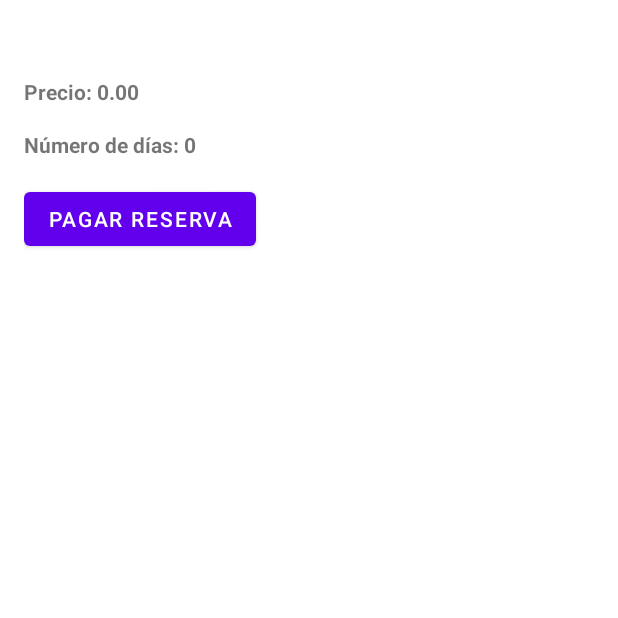
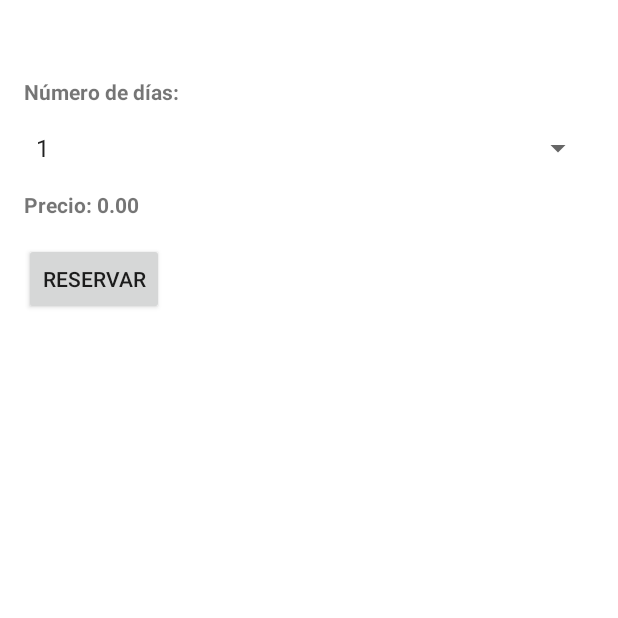
Before and after one commit to D1tor7/EasyCheck, an Android app: the RoomFragment screen opened directly, with no data from a screen before it, after a tap on "RESERVAR", on a phone screen of 412 x 824 dp, the top half of it. Run offline under Robolectric (Android 15) with nearby library versions, the phone set to English and light mode, and no system bars; our stand-ins replace Firebase (no records; nobody signed in at launch, a user with empty details on screens opened directly).

Commit message:
HU-02 (falta mejorar la UI)

```diff
--- a/app/src/main/java/com/example/easycheck/Controlador/AccountRecoveryActivity.kt
+++ b/app/src/main/java/com/example/easycheck/Controlador/Login/AccountRecoveryActivity.kt
@@ -1,4 +1,4 @@
-package com.example.easycheck.Controlador
+package com.example.easycheck.Controlador.Login
 
 import android.content.Intent
 import androidx.appcompat.app.AppCompatActivity
--- a/app/src/main/java/com/example/easycheck/Controlador/CheckEmailActivity.kt
+++ b/app/src/main/java/com/example/easycheck/Controlador/Login/CheckEmailActivity.kt
@@ -1,9 +1,10 @@
-package com.example.easycheck.Controlador
+package com.example.easycheck.Controlador.Login
 
 import android.content.Intent
 import androidx.appcompat.app.AppCompatActivity
 import android.os.Bundle
 import android.widget.Toast
+import com.example.easycheck.Controlador.MainActivity
 import com.example.easycheck.databinding.ActivityCheckEmailBinding
 import com.google.firebase.auth.FirebaseAuth
 import com.google.firebase.auth.ktx.auth
--- a/app/src/main/java/com/example/easycheck/Controlador/SignInActivity.kt
+++ b/app/src/main/java/com/example/easycheck/Controlador/Login/SignInActivity.kt
@@ -1,10 +1,11 @@
-package com.example.easycheck.Controlador
+package com.example.easycheck.Controlador.Login
 
 import android.content.Intent
 import androidx.appcompat.app.AppCompatActivity
 import android.os.Bundle
 import android.util.Log
 import android.widget.Toast
+import com.example.easycheck.Controlador.MainActivity
 import com.example.easycheck.databinding.ActivitySignInBinding
 import com.google.firebase.auth.FirebaseAuth
 import com.google.firebase.auth.ktx.auth
--- a/app/src/main/java/com/example/easycheck/Controlador/SignUpActivity.kt
+++ b/app/src/main/java/com/example/easycheck/Controlador/Login/SignUpActivity.kt
@@ -1,4 +1,4 @@
-package com.example.easycheck.Controlador
+package com.example.easycheck.Controlador.Login
 
 import android.content.ContentValues.TAG
 import android.content.Intent
@@ -7,6 +7,7 @@ import android.os.Bundle
 import android.util.Log
 import android.util.Patterns
 import android.widget.Toast
+import com.example.easycheck.Controlador.MainActivity
 import com.example.easycheck.databinding.ActivitySignUpBinding
 import com.google.firebase.auth.FirebaseAuth
 import com.google.firebase.auth.ktx.auth
--- a/app/src/main/java/com/example/easycheck/Controlador/ProfileActivity.kt
+++ b/app/src/main/java/com/example/easycheck/Controlador/ProfileActivity.kt
@@ -7,6 +7,7 @@ import android.os.Bundle
 import android.util.Log
 import android.widget.Toast
 import com.bumptech.glide.Glide
+import com.example.easycheck.Controlador.Login.SignInActivity
 import com.example.easycheck.R
 import com.example.easycheck.databinding.ActivityProfileBinding
 import com.google.firebase.auth.FirebaseAuth
--- a/app/src/main/java/com/example/easycheck/Controlador/ReservaActivity.kt
+++ b/app/src/main/java/com/example/easycheck/Controlador/ReservaActivity.kt
@@ -1,30 +1,26 @@
 package com.example.easycheck.Controlador
 
-import androidx.appcompat.app.AppCompatActivity
+import android.content.Intent
 import android.os.Bundle
-import android.widget.Button
-import android.widget.TextView
+import android.view.View
+import android.widget.*
+import androidx.appcompat.app.AlertDialog
+import androidx.fragment.app.FragmentActivity
 import com.example.easycheck.R
-import com.example.easycheck.Modelo.RoomAdapter
-import com.example.easycheck.Modelo.RoomData
 import com.google.firebase.firestore.FirebaseFirestore
-import java.text.ParseException
-import java.text.SimpleDateFormat
-import java.util.*
-import java.util.concurrent.TimeUnit
 
 
-class ReservaActivity : AppCompatActivity() {
-    private lateinit var habitacionesSeleccionadas: List<RoomData>
-    private lateinit var fechaIngreso: String
-    private lateinit var fechaSalida: String
-
+class ReservaActivity : FragmentActivity() {
+    private lateinit var habitacionesSeleccionadas: List<String>
     private lateinit var habitacionesTextView: TextView
     private lateinit var precioTextView: TextView
+    private lateinit var diasSpinner: Spinner
     private lateinit var diasTextView: TextView
-    private lateinit var pagarButton: Button
+    private lateinit var reservarButton: Button
 
-    private lateinit var roomAdapter: RoomAdapter
+    private var diasReserva: Int = 0
+
+    private val db: FirebaseFirestore = FirebaseFirestore.getInstance()
 
     override fun onCreate(savedInstanceState: Bundle?) {
         super.onCreate(savedInstanceState)
@@ -32,102 +28,120 @@ class ReservaActivity : AppCompatActivity() {
 
         habitacionesTextView = findViewById(R.id.habitaciones_textview)
         precioTextView = findViewById(R.id.precio_textview)
+        diasSpinner = findViewById(R.id.dias_reserva_spinner)
         diasTextView = findViewById(R.id.dias_textview)
-        pagarButton = findViewById(R.id.pagar_button)
+        reservarButton = findViewById(R.id.reservar_button)
 
-        roomAdapter = RoomAdapter()
+        habitacionesSeleccionadas = intent.getStringArrayListExtra("habitacionesSeleccionadas") ?: emptyList()
+        mostrarResumenReserva()
 
-        habitacionesSeleccionadas = roomAdapter.getHabitacionesSeleccionadas()
-        fechaIngreso = intent.getStringExtra("fechaIngreso") ?: ""
-        fechaSalida = intent.getStringExtra("fechaSalida") ?: ""
+        val diasAdapter = ArrayAdapter.createFromResource(
+            this,
+            R.array.dias_array,
+            android.R.layout.simple_spinner_item
+        ).also { adapter ->
+            adapter.setDropDownViewResource(android.R.layout.simple_spinner_dropdown_item)
+            diasSpinner.adapter = adapter
+        }
 
-        mostrarResumenReserva()
-        calcularPrecio()
-        calcularDias()
+        diasSpinner.onItemSelectedListener = object : AdapterView.OnItemSelectedListener {
+            override fun onItemSelected(parent: AdapterView<*>?, view: View?, position: Int, id: Long) {
+                diasReserva = parent?.getItemAtPosition(position).toString().toInt()
+                calcularPrecio()
+            }
 
-        pagarButton.setOnClickListener {
-            // Realizar el pago y actualizar la disponibilidad de las habitaciones seleccionadas en Firebase
-            val firestore = FirebaseFirestore.getInstance()
+            override fun onNothingSelected(parent: AdapterView<*>?) {
+                // No es necesario realizar ninguna acción
+            }
+        }
 
-            // Obtener una referencia a la colección "reservas"
-            val reservasCollection = firestore.collection("reservas")
-
-            // Crear un objeto Reserva con los datos necesarios
-            val reserva = hashMapOf(
-                "costo" to calcularPrecioTotal(),
-                "fecha de entrada" to fechaIngreso,
-                "fecha de salida" to fechaSalida,
-                "hora de entrada" to "13:00",
-                "hora de salida" to "12:00",
-                "habitaciones" to obtenerIdsHabitaciones()
-            )
-
-            // Agregar la reserva a la colección "reservas"
-            reservasCollection.add(reserva)
-                .addOnSuccessListener { documentReference ->
-                    // La reserva se ha agregado correctamente
-                    val reservaId = documentReference.id
-                    // Realizar acciones adicionales si es necesario
-                }
-                .addOnFailureListener { exception ->
-                    // Error al agregar la reserva
-                    // Manejar el error adecuadamente
-                }
+        reservarButton.setOnClickListener {
+            crearReserva()
         }
     }
 
     private fun mostrarResumenReserva() {
         val habitacionesText = StringBuilder()
-        for (habitacion in habitacionesSeleccionadas) {
-            habitacionesText.append(habitacion.id).append(", ")
+        for (habitacionId in habitacionesSeleccionadas) {
+            habitacionesText.append(habitacionId).append(", ")
         }
 
         if (habitacionesText.length >= 2) {
-            habitacionesText.delete(habitacionesText.length - 2, habitacionesText.length) // Eliminar la última coma y espacio
+            habitacionesText.delete(habitacionesText.length - 2, habitacionesText.length)
         }
 
         habitacionesTextView.text = habitacionesText.toString()
     }
 
     private fun calcularPrecio() {
-        val precioTotal = calcularPrecioTotal()
+        val precioHabitacion = obtenerPrecioHabitacion()
+        val precioTotal = precioHabitacion * habitacionesSeleccionadas.size * diasReserva
         precioTextView.text = getString(R.string.price_format, precioTotal)
     }
 
-    private fun calcularPrecioTotal(): Double {
-        var precioTotal = 0.0
-        for (habitacion in habitacionesSeleccionadas) {
-            precioTotal += habitacion.Precio
-        }
-        return precioTotal
+    private fun obtenerPrecioHabitacion(): Double {
+        // Aquí puedes obtener el precio de la habitación desde donde sea que lo almacenes (por ejemplo, desde SharedPreferences)
+        return 90.0
     }
 
-    private fun calcularDias() {
-        if (fechaIngreso.isNotEmpty() && fechaSalida.isNotEmpty()) {
-            val dateFormat = SimpleDateFormat("dd/MM/yyyy", Locale.getDefault())
-            try {
-                val fechaIngresoDate = dateFormat.parse(fechaIngreso)
-                val fechaSalidaDate = dateFormat.parse(fechaSalida)
+    private fun crearReserva() {
+        val ndias = diasReserva.toString()
+        val costo = obtenerPrecioHabitacion() * habitacionesSeleccionadas.size * diasReserva
+        val habitaciones = habitacionesSeleccionadas.joinToString(", ")
 
-                val daysInMillis = fechaSalidaDate.time - fechaIngresoDate.time
-                val days = TimeUnit.MILLISECONDS.toDays(daysInMillis)
+        val reservaData = hashMapOf(
+            "Ndias" to ndias,
+            "costo" to costo,
+            "habitaciones" to habitaciones
+        )
 
-                diasTextView.text = days.toString()
-            } catch (e: ParseException) {
-                // Handle the ParseException appropriately
-                e.printStackTrace()
+        db.collection("reservas")
+            .add(reservaData)
+            .addOnSuccessListener { documentReference ->
+                // La reserva se agregó exitosamente a Firestore
+                mostrarDialogoReservaExitosa()
+                actualizarDisponibilidadHabitaciones()
             }
-        } else {
-            // Handle the case where fechaIngreso or fechaSalida is empty or null
+            .addOnFailureListener { exception ->
+                // Manejar errores al agregar la reserva a Firestore
+                mostrarDialogoErrorReserva()
+            }
+    }
+    private fun mostrarDialogoReservaExitosa() {
+        val dialogBuilder = AlertDialog.Builder(this)
+        dialogBuilder.setTitle("Reserva exitosa")
+        dialogBuilder.setMessage("La reserva se realizó exitosamente.")
+        dialogBuilder.setPositiveButton("Aceptar") { _, _ ->
+            // Redirigir al usuario al MainActivity
+            val intent = Intent(this, MainActivity::class.java)
+            startActivity(intent)
+            finish() // Cerrar la actividad actual
+        }
+        val dialog = dialogBuilder.create()
+        dialog.show()
+    }
+    private fun mostrarDialogoErrorReserva() {
+        val dialogBuilder = AlertDialog.Builder(this)
+        dialogBuilder.setTitle("Error")
+        dialogBuilder.setMessage("Error al realizar la reserva.")
+        dialogBuilder.setPositiveButton("Aceptar", null)
+        val dialog = dialogBuilder.create()
+        dialog.show()
+    }
+    private fun actualizarDisponibilidadHabitaciones() {
+        for (habitacionId in habitacionesSeleccionadas) {
+            val habitacionRef = db.collection("rooms").document(habitacionId)
+
+            habitacionRef
+                .update("Disponibilidad", false)
+                .addOnSuccessListener {
+                    // La disponibilidad de la habitación se actualizó exitosamente
+                    Toast.makeText(this, "Disponibilidad de habitación actualizada", Toast.LENGTH_SHORT).show()
+                }
+                .addOnFailureListener { exception ->
+                    // Manejar errores al actualizar la disponibilidad de la habitación
+                    Toast.makeText(this, "Error al actualizar la disponibilidad de habitación", Toast.LENGTH_SHORT).show()
+                }
         }
     }
-
-    private fun obtenerIdsHabitaciones(): String {
-        val idsHabitaciones = StringBuilder()
-        for (habitacion in habitacionesSeleccionadas) {
-            idsHabitaciones.append(habitacion.id).append(", ")
-        }
-        idsHabitaciones.delete(idsHabitaciones.length - 2, idsHabitaciones.length) // Eliminar la última coma y espacio
-        return idsHabitaciones.toString()
-    }
 }
--- a/app/src/main/java/com/example/easycheck/Controlador/RoomFragment.kt
+++ b/app/src/main/java/com/example/easycheck/Controlador/RoomFragment.kt
@@ -30,18 +30,17 @@ class RoomFragment : Fragment() {
 
         roomList = view.findViewById(R.id.room_list)
         roomList.layoutManager = LinearLayoutManager(requireContext())
-        roomAdapter = RoomAdapter()
+        roomAdapter = RoomAdapter(requireContext(), this)
+
         roomList.adapter = roomAdapter
 
 
 
         reservarButton = view.findViewById(R.id.reservar_button)
         reservarButton.setOnClickListener {
-            val selectedRooms = roomAdapter.getHabitacionesSeleccionadas()
-            val intent = Intent(requireContext(), ReservaActivity::class.java)
-            intent.putExtra("habitacionesSeleccionadas", ArrayList(selectedRooms))
-            startActivity(intent)
+            roomAdapter.sendSelectedRooms()
         }
+
         loadRoomsFromFirestore()
 
         return view
--- a/app/src/main/java/com/example/easycheck/Modelo/RoomAdapter.kt
+++ b/app/src/main/java/com/example/easycheck/Modelo/RoomAdapter.kt
@@ -1,14 +1,20 @@
 package com.example.easycheck.Modelo
 
+import android.content.Context
+import android.content.Intent
 import android.view.LayoutInflater
 import android.view.View
 import android.view.ViewGroup
 import android.widget.CheckBox
 import android.widget.TextView
+import androidx.fragment.app.Fragment
 import androidx.recyclerview.widget.RecyclerView
+import com.example.easycheck.Controlador.ReservaActivity
+import com.example.easycheck.Controlador.RoomFragment
 import com.example.easycheck.R
 
-class RoomAdapter : RecyclerView.Adapter<RoomAdapter.RoomViewHolder>() {
+
+class RoomAdapter(private val context: Context, private val fragment: Fragment) : RecyclerView.Adapter<RoomAdapter.RoomViewHolder>()   {
     private val rooms: MutableList<RoomData> = mutableListOf()
     private val habitacionesSeleccionadas = mutableListOf<RoomData>()
 
@@ -40,7 +46,7 @@ class RoomAdapter : RecyclerView.Adapter<RoomAdapter.RoomViewHolder>() {
         private val disponibilidadCheckBox: CheckBox = itemView.findViewById(R.id.room_disponibilidad)
         private val informacionTextView: TextView = itemView.findViewById(R.id.room_informacion)
         private val disponibilidadTextView: TextView = itemView.findViewById(R.id.disponibilidadTextView)
-
+        private val context = itemView.context
         private lateinit var currentRoom: RoomData
 
         init {
@@ -69,4 +75,12 @@ class RoomAdapter : RecyclerView.Adapter<RoomAdapter.RoomViewHolder>() {
     fun getHabitacionesSeleccionadas(): List<RoomData> {
         return habitacionesSeleccionadas
     }
+
+    fun sendSelectedRooms() {
+        val intent = Intent(fragment.requireContext(), ReservaActivity::class.java)
+        val selectedRoomIds = habitacionesSeleccionadas.map { it.id }
+        intent.putStringArrayListExtra("habitacionesSeleccionadas", ArrayList(selectedRoomIds))
+        fragment.startActivity(intent)
+    }
+
 }
--- a/app/src/main/res/layout/activity_account_recovery.xml
+++ b/app/src/main/res/layout/activity_account_recovery.xml
@@ -4,7 +4,7 @@
     xmlns:tools="http://schemas.android.com/tools"
     android:layout_width="match_parent"
     android:layout_height="match_parent"
-    tools:context=".Controlador.AccountRecoveryActivity">
+    tools:context=".Controlador.Login.AccountRecoveryActivity">
 
     <LinearLayout
         android:layout_width="match_parent"
--- a/app/src/main/res/layout/activity_check_email.xml
+++ b/app/src/main/res/layout/activity_check_email.xml
@@ -4,7 +4,7 @@
     xmlns:tools="http://schemas.android.com/tools"
     android:layout_width="match_parent"
     android:layout_height="match_parent"
-    tools:context=".Controlador.CheckEmailActivity">
+    tools:context=".Controlador.Login.CheckEmailActivity">
 
     <ImageView
         android:id="@+id/signOutImageView"
--- a/app/src/main/res/layout/activity_reserva.xml
+++ b/app/src/main/res/layout/activity_reserva.xml
@@ -12,6 +12,21 @@
         android:text="Habitaciones seleccionadas:"
         android:textStyle="bold" />
 
+
+    <TextView
+        android:id="@+id/dias_textview"
+        android:layout_width="match_parent"
+        android:layout_height="wrap_content"
+        android:text="Número de días:"
+        android:textStyle="bold"
+        android:layout_marginTop="16dp" />
+    <Spinner
+        android:id="@+id/dias_reserva_spinner"
+        android:layout_width="match_parent"
+        android:layout_height="wrap_content"
+        android:layout_marginTop="16dp" />
+
+
     <TextView
         android:id="@+id/precio_textview"
         android:layout_width="match_parent"
@@ -19,20 +34,11 @@
         android:text="Precio total: $0.0"
         android:textStyle="bold"
         android:layout_marginTop="16dp" />
-
-    <TextView
-        android:id="@+id/dias_textview"
-        android:layout_width="match_parent"
-        android:layout_height="wrap_content"
-        android:text="Número de días: 0"
-        android:textStyle="bold"
-        android:layout_marginTop="16dp" />
-
     <Button
-        android:id="@+id/pagar_button"
+        android:id="@+id/reservar_button"
         android:layout_width="wrap_content"
         android:layout_height="wrap_content"
-        android:text="Pagar Reserva"
+        android:text="Reservar"
         android:layout_marginTop="16dp" />
 
 </LinearLayout>
--- a/app/src/main/res/layout/activity_sign_in.xml
+++ b/app/src/main/res/layout/activity_sign_in.xml
@@ -4,7 +4,7 @@
     xmlns:tools="http://schemas.android.com/tools"
     android:layout_width="match_parent"
     android:layout_height="match_parent"
-    tools:context=".Controlador.SignInActivity">
+    tools:context=".Controlador.Login.SignInActivity">
 
     <LinearLayout
         android:id="@+id/linearLayout3"
--- a/app/src/main/res/layout/activity_sign_up.xml
+++ b/app/src/main/res/layout/activity_sign_up.xml
@@ -4,7 +4,7 @@
     xmlns:tools="http://schemas.android.com/tools"
     android:layout_width="match_parent"
     android:layout_height="match_parent"
-    tools:context=".Controlador.SignUpActivity">
+    tools:context=".Controlador.Login.SignUpActivity">
 
     <ImageView
         android:id="@+id/backImageView"
--- a/app/src/main/res/values/strings.xml
+++ b/app/src/main/res/values/strings.xml
@@ -7,6 +7,7 @@
     <string name="price_format">Precio: %.2f</string>
     <string name="name">Nombre completo</string>
     <string name="email">Email</string>
+    <string name="Buscador">Busca nuestrass mejores habitaciones</string>
     <string name="login">Login</string>
     <string name="repeat_password">Confirma la contraseña</string>
     <string name="signup">Sign Up</string>
@@ -35,4 +36,16 @@
     <string name="dni">dni</string>
     <!-- TODO: Remove or change this placeholder text -->
     <string name="hello_blank_fragment">Hello blank fragment</string>
+    <string-array name="dias_array">
+        <item>1</item>
+        <item>2</item>
+        <item>3</item>
+        <item>4</item>
+        <item>5</item>
+        <item>6</item>
+        <item>7</item>
+        <item>8</item>
+        <item>9</item>
+        <item>10</item>
+    </string-array>
 </resources>
```
Also changed, not shown: app/src/main/AndroidManifest.xml (+4 -4 lines), app/src/main/res/layout/activity_main.xml (+4 -3 lines).
